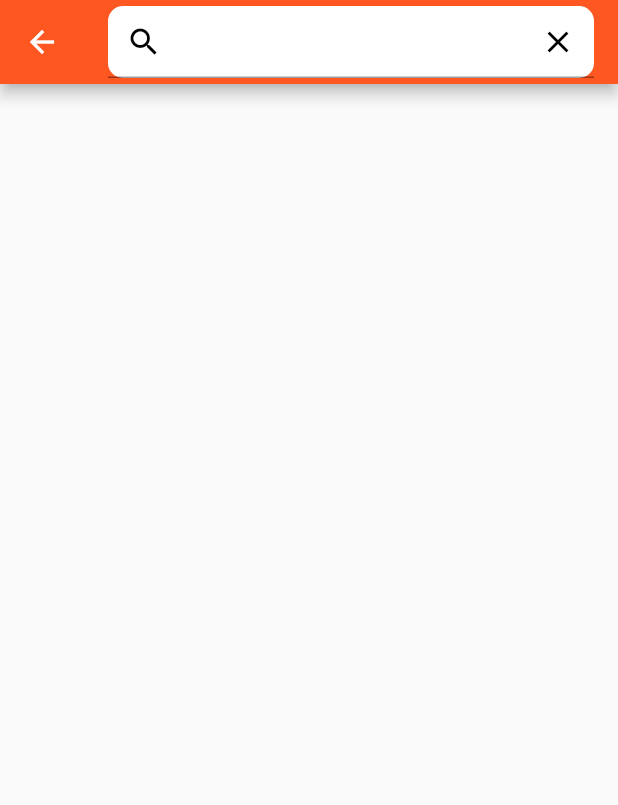
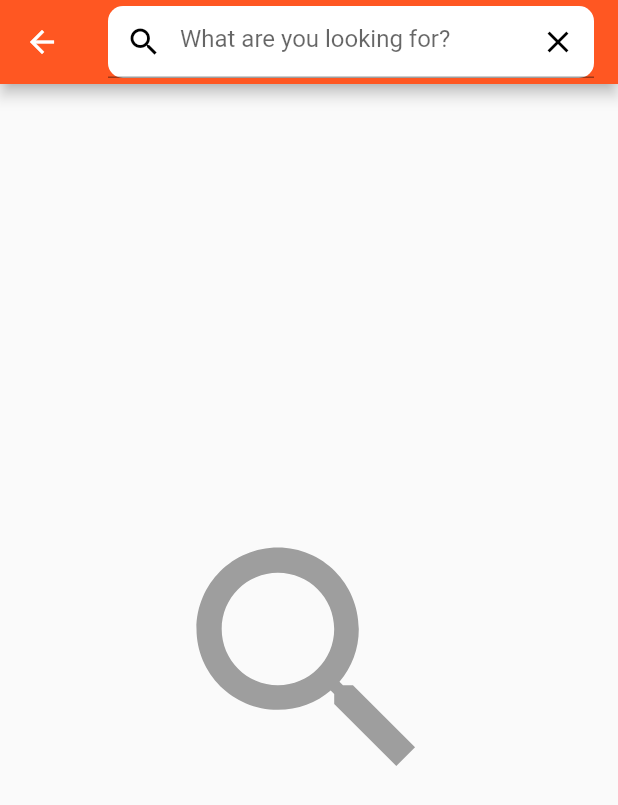
Before and after one commit to CheyenneC-ontechu/local_shopper, a Flutter app: the SearchBar screen opened directly, on a phone screen of 412 x 824 dp. Shown: the top 805 px of the screen. Run offline on Flutter 3.47's test engine with Material 2 defaults, Android fonts, the light colour scheme and no system bars; network calls fail.

Commit message:
minor aesthetic changes

```diff
--- a/lib/widgets/searchbar.dart
+++ b/lib/widgets/searchbar.dart
@@ -18,16 +18,18 @@ class _SearchBarState extends State<SearchBar> {
       appBar: AppBar(title: Container(child:
       Center(child: TextField(
         decoration: InputDecoration(
-          prefixIcon: IconButton(icon: Icon(Icons.search,color: Colors.black,),
+          hintText: "What are you looking for?",
+          prefixIcon: IconButton(icon: const Icon(Icons.search,color: Colors.black,),
           onPressed: () {
-            //TODO: put a search result for something
-            Navigator.push(context, MaterialPageRoute(builder: (context) => SearchResults()));
+            Navigator.push(context, MaterialPageRoute(builder: (context) => const SearchResults()));
           },),
-          suffixIcon: Icon(Icons.clear, color: Colors.black),
+          suffixIcon: const Icon(Icons.clear, color: Colors.black),
         ),
       )),
       decoration: BoxDecoration(color: Colors.white,borderRadius: BorderRadius.circular(10))),
       backgroundColor: Colors.deepOrange,),
+
+      body: const Center(child: Icon(Icons.search,size: 200, color: Colors.grey))
     );
   }
 
```
